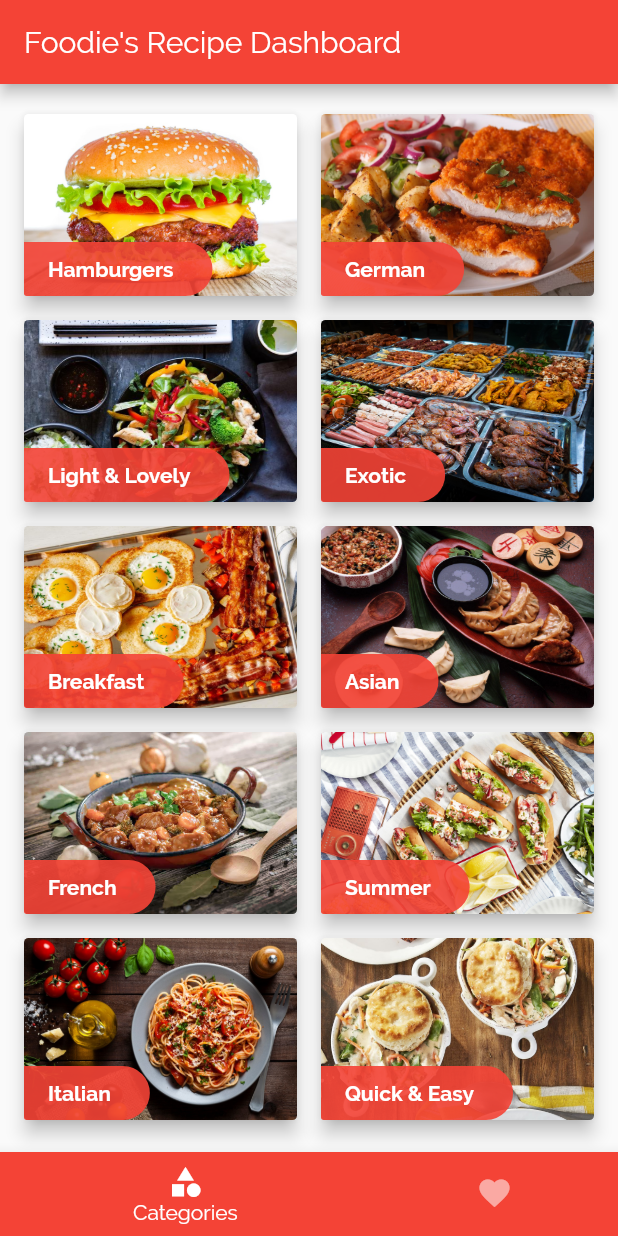
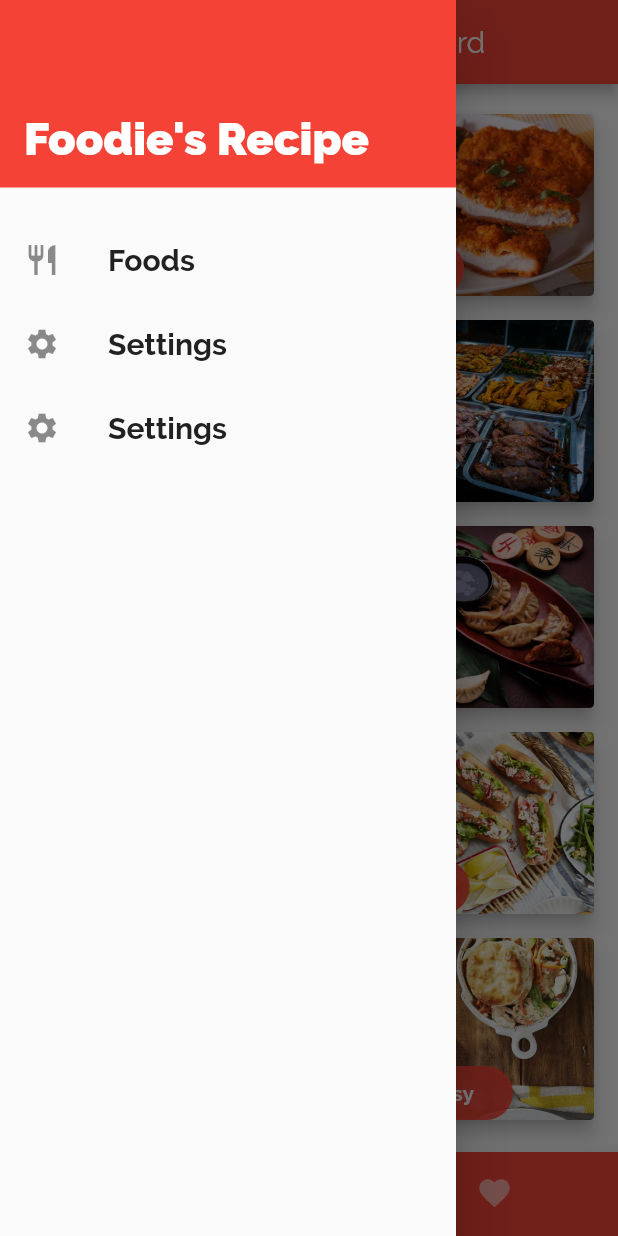
Before and after one commit to bibishan-pandey/foodie_recipe, a Flutter app: the screen it shows after launch, with the side drawer open (before the commit the screen has no drawer), on a phone screen of 412 x 824 dp. Run offline on Flutter 3.47's test engine with Material 2 defaults, Android fonts, the phone set to English and light mode, and no system bars.

Commit message:
feat: adding drawer navigation bar

```diff
--- a/lib/main.dart
+++ b/lib/main.dart
@@ -46,7 +46,9 @@ class App extends StatelessWidget {
             ),
       ),
       home: TabsScreen(),
+      // initialRoute: '/',
       routes: {
+        // '/': (_) => TabsScreen(),
         CategoryDetailScreen.routeName: (_) => CategoryDetailScreen(),
         RecipeDetailScreen.routeName: (_) => RecipeDetailScreen(),
       },
--- a/lib/screens/tabs.dart
+++ b/lib/screens/tabs.dart
@@ -1,6 +1,7 @@
 import 'package:flutter/material.dart';
 import 'package:foodie_app/screens/categories.dart';
 import 'package:foodie_app/screens/favorites.dart';
+import 'package:foodie_app/widgets/main_drawer.dart';
 
 class TabsScreen extends StatefulWidget {
   @override
@@ -34,6 +35,7 @@ class _TabsScreenState extends State<TabsScreen> {
         title: Text(_screens[_selectedScreenIndex]['title']),
       ),
       body: _screens[_selectedScreenIndex]['screen'],
+      drawer: MainDrawer(),
       bottomNavigationBar: BottomNavigationBar(
         onTap: _selectScreen,
         backgroundColor: Theme.of(context).primaryColor,
--- /dev/null
+++ b/lib/widgets/main_drawer.dart
@@ -0,0 +1,71 @@
+import 'package:flutter/material.dart';
+
+class MainDrawer extends StatelessWidget {
+  Widget _buildListTileItem({
+    @required IconData icon,
+    @required String tileName,
+    @required Function tapHandler,
+  }) {
+    return ListTile(
+      leading: Icon(icon),
+      title: Text(
+        tileName,
+        style: TextStyle(
+          fontSize: 20,
+          fontWeight: FontWeight.bold,
+        ),
+      ),
+      onTap: tapHandler,
+    );
+  }
+
+  @override
+  Widget build(BuildContext context) {
+    return Drawer(
+      child: Column(
+        children: [
+          Container(
+            height: 125,
+            width: double.infinity,
+            padding: EdgeInsets.only(
+              top: 75,
+              bottom: 16,
+              left: 16,
+              right: 16,
+            ),
+            alignment: Alignment.centerLeft,
+            color: Theme.of(context).primaryColor,
+            child: Text(
+              "Foodie's Recipe",
+              style: TextStyle(
+                fontWeight: FontWeight.w900,
+                fontSize: 30,
+                color: Colors.white,
+              ),
+            ),
+          ),
+          SizedBox(
+            height: 20,
+          ),
+          _buildListTileItem(
+            icon: Icons.restaurant,
+            tileName: 'Foods',
+            tapHandler: () {
+              Navigator.of(context).pushNamed('/');
+            },
+          ),
+          _buildListTileItem(
+            icon: Icons.settings,
+            tileName: 'Settings',
+            tapHandler: () {},
+          ),
+          _buildListTileItem(
+            icon: Icons.settings,
+            tileName: 'Settings',
+            tapHandler: () {},
+          ),
+        ],
+      ),
+    );
+  }
+}
```
